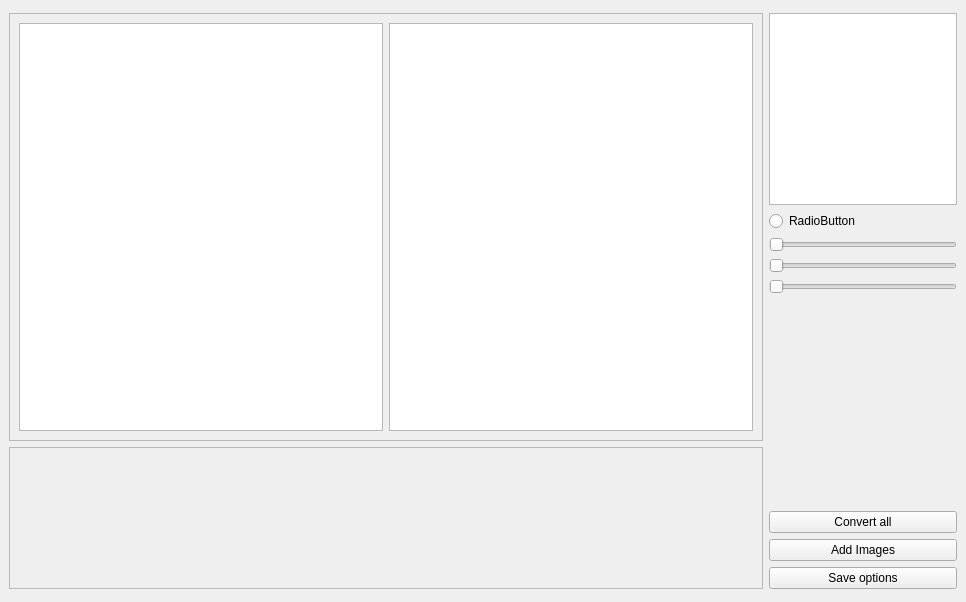
This is ui/MainWindow.ui in light-and-ray/ProstoUpscaleAI as Qt 5 draws it before an edit. The edited form follows.
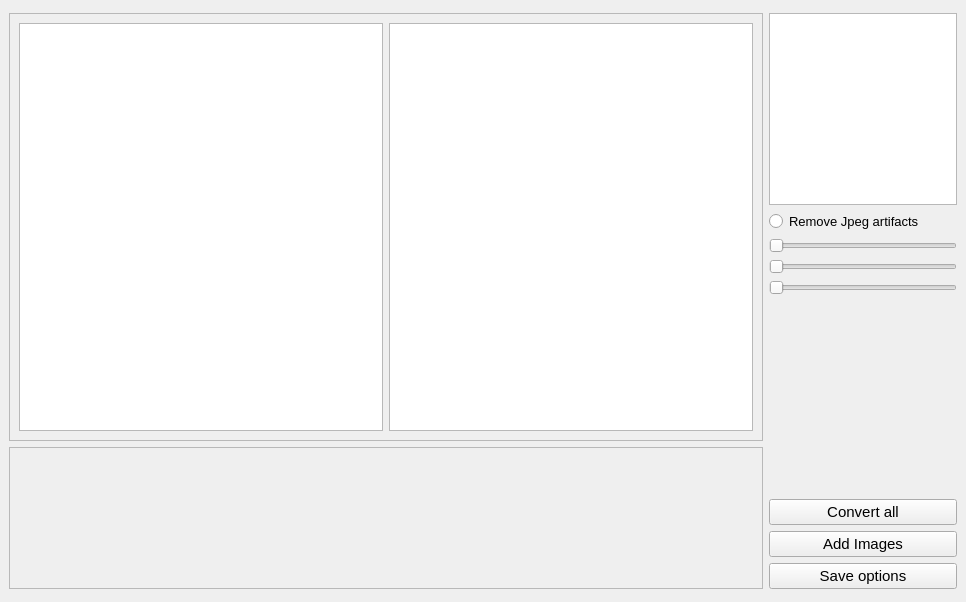
This is the edited form. Custom widgets are drawn as their Qt base class.

Patch:
```diff
--- a/ui/MainWindow.ui
+++ b/ui/MainWindow.ui
@@ -147,9 +147,14 @@
        </widget>
       </item>
       <item>
-       <widget class="QRadioButton" name="radioButton">
+       <widget class="QRadioButton" name="removeJpegCheckBox">
+        <property name="font">
+         <font>
+          <pointsize>10</pointsize>
+         </font>
+        </property>
         <property name="text">
-         <string>RadioButton</string>
+         <string>Remove Jpeg artifacts</string>
         </property>
        </widget>
       </item>
@@ -207,6 +212,11 @@
       </item>
       <item>
        <widget class="QPushButton" name="convertAllButton">
+        <property name="font">
+         <font>
+          <pointsize>11</pointsize>
+         </font>
+        </property>
         <property name="text">
          <string>Convert all</string>
         </property>
@@ -214,6 +224,11 @@
       </item>
       <item>
        <widget class="QPushButton" name="addImagesButton">
+        <property name="font">
+         <font>
+          <pointsize>11</pointsize>
+         </font>
+        </property>
         <property name="text">
          <string>Add Images</string>
         </property>
@@ -221,6 +236,11 @@
       </item>
       <item>
        <widget class="QPushButton" name="saveOptionsButton">
+        <property name="font">
+         <font>
+          <pointsize>11</pointsize>
+         </font>
+        </property>
         <property name="text">
          <string>Save options</string>
         </property>
```
Left out of the diff: 2 changed lines with no effect on the pictures.
